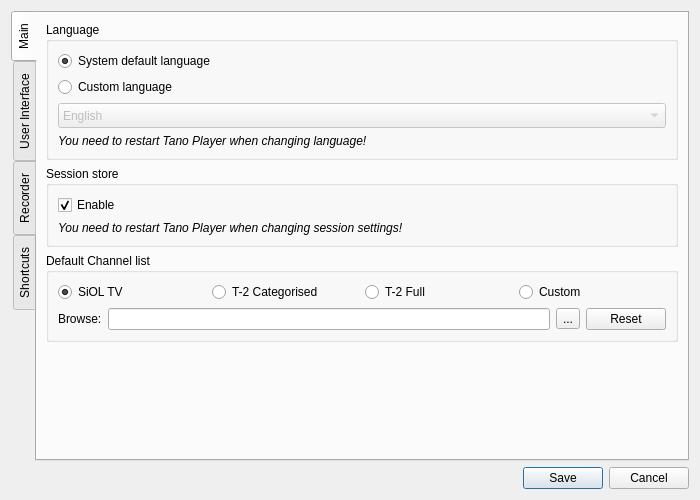
Before: the Qt Designer form ui/EditSettings.ui in ntadej/tano, drawn with Qt 5.
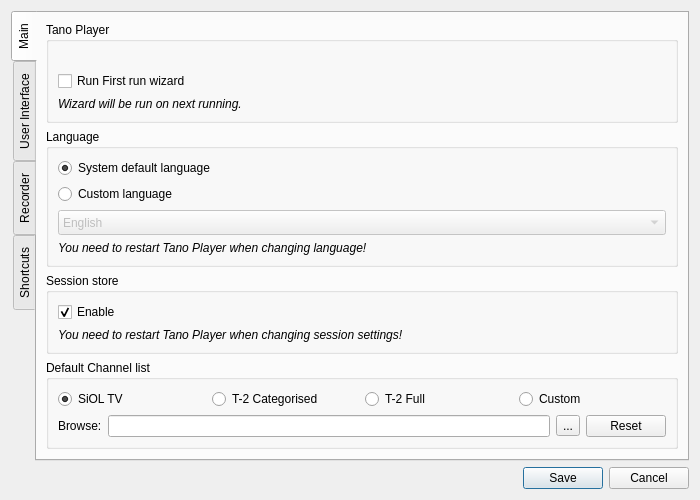
After: the same form once the commit is applied. Icons and pictures are not drawn. Custom widgets are drawn as their Qt base class.

Commit message: First run wizard

Diff of the .ui file:
```diff
--- a/ui/EditSettings.ui
+++ b/ui/EditSettings.ui
@@ -37,6 +37,36 @@
        <string>Main</string>
       </attribute>
       <layout class="QVBoxLayout" name="verticalLayout_4">
+       <item>
+        <widget class="QGroupBox" name="tanoBox">
+         <property name="title">
+          <string>Tano Player</string>
+         </property>
+         <layout class="QVBoxLayout" name="verticalLayout_10">
+          <item>
+           <widget class="QLabel" name="labelVersion">
+            <property name="text">
+             <string/>
+            </property>
+           </widget>
+          </item>
+          <item>
+           <widget class="QCheckBox" name="checkWizard">
+            <property name="text">
+             <string>Run First run wizard</string>
+            </property>
+           </widget>
+          </item>
+          <item>
+           <widget class="QLabel" name="labelWizard">
+            <property name="text">
+             <string>&lt;i&gt;Wizard will be run on next running.&lt;/i&gt;</string>
+            </property>
+           </widget>
+          </item>
+         </layout>
+        </widget>
+       </item>
        <item>
         <widget class="QGroupBox" name="langBox">
          <property name="title">
```
The commit also changes 12 other files.
